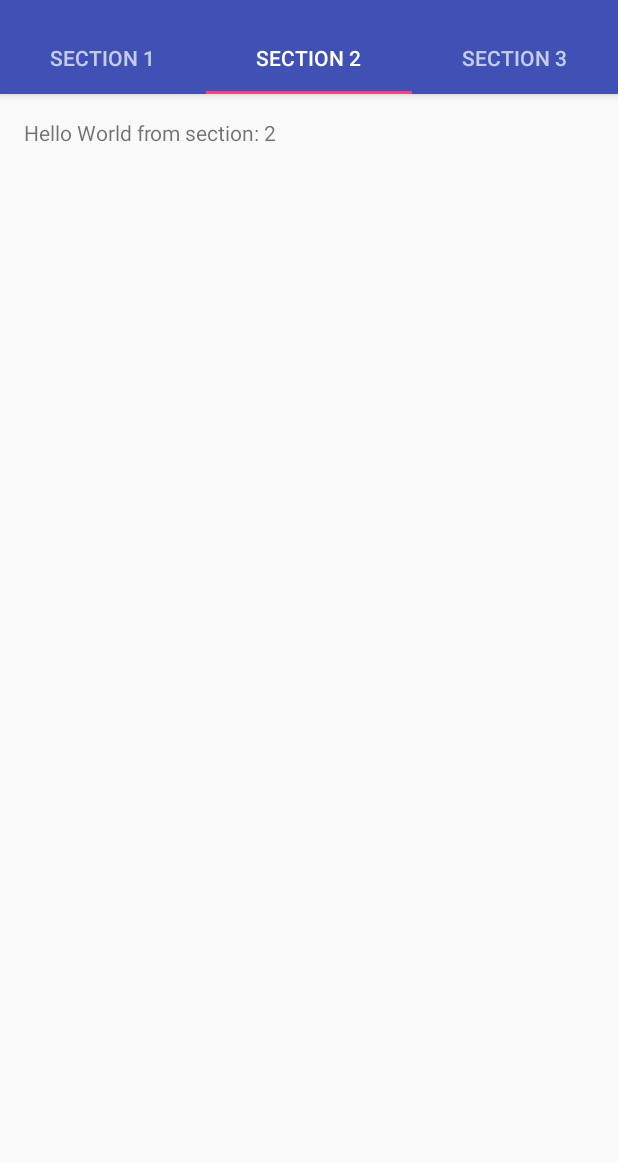
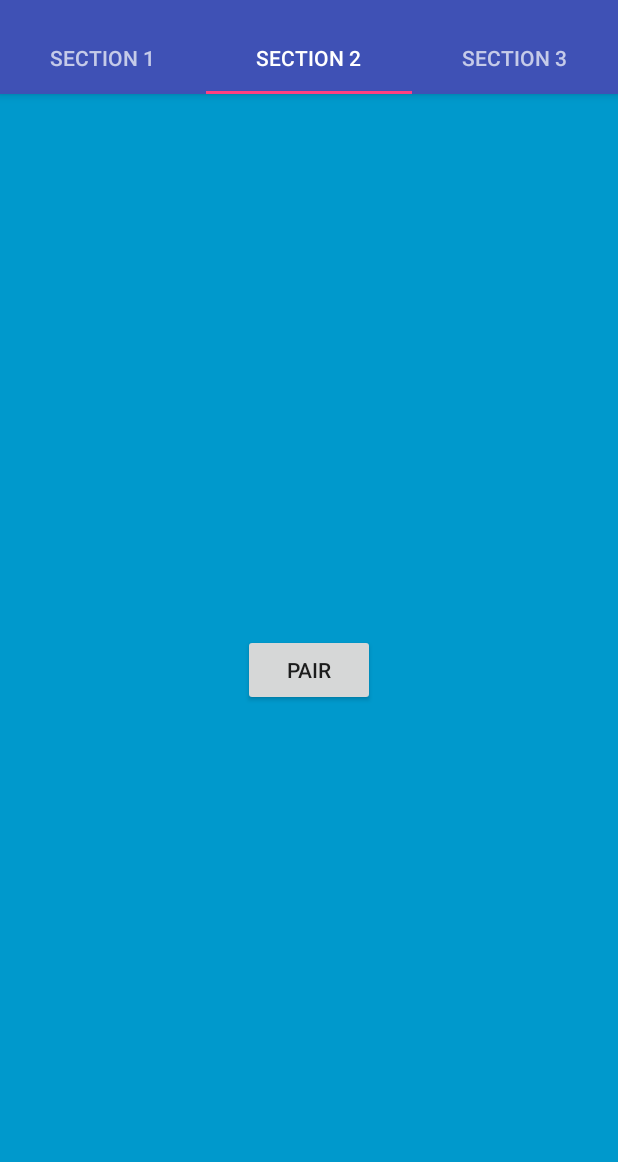
Before and after one commit to App1x/shark_android, an Android app: the screen it shows after launch (MainActivity), tab 2 chosen, on a phone screen of 412 x 824 dp, the part 74-1236 px from its top. Run offline under Robolectric (Android 15) with nearby library versions, the phone set to English and light mode, and no system bars.

Commit message:
putting pair button into fragment

```diff
--- a/app/src/main/java/com/app1x/shark/MainActivity.java
+++ b/app/src/main/java/com/app1x/shark/MainActivity.java
@@ -1,7 +1,15 @@
 package com.app1x.shark;
 
+import android.Manifest;
+import android.bluetooth.BluetoothAdapter;
+import android.bluetooth.BluetoothDevice;
+import android.content.BroadcastReceiver;
+import android.content.Context;
 import android.content.Intent;
+import android.content.IntentFilter;
+import android.net.Uri;
 import android.support.design.widget.TabLayout;
+import android.support.v4.app.ActivityCompat;
 import android.support.v4.util.Pair;
 import android.support.v7.app.AppCompatActivity;
 import android.support.v7.widget.Toolbar;
@@ -11,15 +19,21 @@ import android.support.v4.app.FragmentManager;
 import android.support.v4.app.FragmentPagerAdapter;
 import android.support.v4.view.ViewPager;
 import android.os.Bundle;
+import android.util.Log;
 import android.view.LayoutInflater;
 import android.view.Menu;
 import android.view.MenuItem;
+import android.view.MotionEvent;
 import android.view.View;
 import android.view.ViewGroup;
 
 import android.widget.TextView;
 
-public class MainActivity extends AppCompatActivity {
+import java.util.ArrayList;
+import java.util.List;
+
+public class MainActivity extends AppCompatActivity
+    implements PairFragment.OnFragmentInteractionListener {
 
     /**
      * The {@link android.support.v4.view.PagerAdapter} that will provide
@@ -31,6 +45,44 @@ public class MainActivity extends AppCompatActivity {
      */
     private SectionsPagerAdapter mSectionsPagerAdapter;
 
+    public static final String TAG= "MainActivity";
+    public static final int START_BLUEOOTH= 2;
+    public static final int END_BLUEOOTH= 3;
+    public static final int DISCOVER_BLUEOOTH= 4;
+
+    private List<String> nearbyDevices= new ArrayList<String>();
+    private String mUsername;
+    private String mDeviceId;
+    private int mPartyId;
+
+    // Create a Bluetooth Adapter
+    BluetoothAdapter mAdapter = BluetoothAdapter.getDefaultAdapter();
+
+    // Create a BroadcastReceiver for ACTION_FOUND
+    private final BroadcastReceiver mReceiver = new BroadcastReceiver() {
+        public void onReceive(Context context, Intent intent) {
+            String action = intent.getAction();
+            if (BluetoothAdapter.ACTION_DISCOVERY_STARTED.equals(action)) {
+                nearbyDevices.clear();
+                Log.i(TAG, "Discovery Started");
+            } else if (BluetoothAdapter.ACTION_DISCOVERY_FINISHED.equals(action)) {
+                Log.i(TAG, "Discovery Finished");
+            } else if (BluetoothDevice.ACTION_FOUND.equals(action)) {
+                // Get the BluetoothDevice object from the Intent
+                BluetoothDevice device = intent.getParcelableExtra(BluetoothDevice.EXTRA_DEVICE);
+                // Add the name and address to an array adapter to show in a ListView
+//                            mArrayAdapter.add(device.getName() + "\n" + device.getAddress());
+                nearbyDevices.add(device.getAddress());
+                Log.i(TAG, nearbyDevices.toString());
+
+                Request request= new Request(mUsername, null, mDeviceId, nearbyDevices,
+                        mPartyId);
+                //TODO make http request to send request to server
+                //TODO set party id after request returns
+            }
+        }
+    };
+
     /**
      * The {@link ViewPager} that will host the section contents.
      */
@@ -40,6 +92,8 @@ public class MainActivity extends AppCompatActivity {
     protected void onCreate(Bundle savedInstanceState) {
         super.onCreate(savedInstanceState);
         setContentView(R.layout.activity_main);
+
+        Log.i(TAG, "oncreate");
 
         Toolbar toolbar = (Toolbar) findViewById(R.id.toolbar);
         setSupportActionBar(toolbar);
@@ -63,12 +117,18 @@ public class MainActivity extends AppCompatActivity {
 //          }
 //      });
 
+        // get bluetooth permissions and set onclicklistener for pair button
+        int MY_PERMISSIONS_REQUEST_ACCESS_FINE_LOCATION = 1;
+        ActivityCompat.requestPermissions(this,
+                new String[]{Manifest.permission.ACCESS_FINE_LOCATION},
+                MY_PERMISSIONS_REQUEST_ACCESS_FINE_LOCATION);
     }
 
 
     @Override
     public boolean onCreateOptionsMenu(Menu menu) {
         // Inflate the menu; this adds items to the action bar if it is present.
+        Log.i(TAG, "create_options_menu");
         getMenuInflater().inflate(R.menu.menu_main, menu);
         return true;
     }
@@ -92,8 +152,6 @@ public class MainActivity extends AppCompatActivity {
     }
 
 
-
-
     /**
      * A {@link FragmentPagerAdapter} that returns a fragment corresponding to
      * one of the sections/tabs/pages.
@@ -108,7 +166,12 @@ public class MainActivity extends AppCompatActivity {
         public Fragment getItem(int position) {
             // getItem is called to instantiate the fragment for the given page.
             // Return a PlaceholderFragment (defined as a static inner class below).
-            return PlaceholderFragment.newInstance(position + 1);
+            if (position==1) {
+                return PairFragment.newInstance(mUsername, mDeviceId, mPartyId);
+//                return PlaceholderFragment.newInstance(position + 1);
+            } else {
+                return PlaceholderFragment.newInstance(position + 1);
+            }
         }
 
         @Override
@@ -128,6 +191,34 @@ public class MainActivity extends AppCompatActivity {
                     return "SECTION 3";
             }
             return null;
+        }
+    }
+
+    public void startBluetooth() {
+        // Register the BroadcastReceiver
+        IntentFilter filter = new IntentFilter();
+        filter.addAction(BluetoothDevice.ACTION_FOUND);
+        filter.addAction(BluetoothAdapter.ACTION_DISCOVERY_STARTED);
+        filter.addAction(BluetoothAdapter.ACTION_DISCOVERY_FINISHED);
+        registerReceiver(mReceiver, filter); // Don't forget to unregister during onDestroy
+    }
+
+    public void endBluetooth() {
+        // Unregister the BroadcastReceiver
+        unregisterReceiver(mReceiver);
+    }
+
+    public void onFragmentInteraction(int message) {
+
+        if (message==START_BLUEOOTH) {
+            startBluetooth();
+        } else if (message==END_BLUEOOTH) {
+            endBluetooth();
+        } else if (message==DISCOVER_BLUEOOTH) {
+            Log.i(TAG + "fds", nearbyDevices.toString());
+
+            mAdapter.startDiscovery();
+            //        return true;
         }
     }
 
--- /dev/null
+++ b/app/src/main/java/com/app1x/shark/PairFragment.java
@@ -0,0 +1,179 @@
+package com.app1x.shark;
+
+import android.Manifest;
+import android.bluetooth.BluetoothAdapter;
+import android.bluetooth.BluetoothDevice;
+import android.content.BroadcastReceiver;
+import android.content.Context;
+import android.content.Intent;
+import android.net.Uri;
+import android.os.Bundle;
+import android.support.v4.app.ActivityCompat;
+import android.support.v4.app.Fragment;
+import android.util.Log;
+import android.view.LayoutInflater;
+import android.view.MotionEvent;
+import android.view.View;
+import android.view.ViewGroup;
+
+import java.util.ArrayList;
+import java.util.List;
+
+
+/**
+ * A simple {@link Fragment} subclass.
+ * Activities that contain this fragment must implement the
+ * {@link PairFragment.OnFragmentInteractionListener} interface
+ * to handle interaction events.
+ * Use the {@link PairFragment#newInstance} factory method to
+ * create an instance of this fragment.
+ */
+public class PairFragment extends Fragment {
+//     TODO: Rename parameter arguments, choose names that match
+    // the fragment initialization parameters, e.g. ARG_ITEM_NUMBER
+    private static final String NEARBY = "nearbyDevices";
+    private static final String USERNAME = "username";
+    private static final String DEVICEID = "deviceID";
+    private static final String PARTYID = "partyID";
+
+    //Parameters
+    public static final String TAG= "PairFragment";
+
+    private List<String> nearbyDevices= new ArrayList<String>();
+    private String mUsername;
+    private String mDeviceId;
+    private int mPartyId;
+
+    private OnFragmentInteractionListener mListener;
+
+//    // Create a Bluetooth Adapter
+//    BluetoothAdapter mAdapter = BluetoothAdapter.getDefaultAdapter();
+//
+//    // Create a BroadcastReceiver for ACTION_FOUND
+//    private final BroadcastReceiver mReceiver = new BroadcastReceiver() {
+//        public void onReceive(Context context, Intent intent) {
+//            String action = intent.getAction();
+//            if (BluetoothAdapter.ACTION_DISCOVERY_STARTED.equals(action)) {
+//                nearbyDevices.clear();
+//                Log.i(TAG, "Discovery Started");
+//            } else if (BluetoothAdapter.ACTION_DISCOVERY_FINISHED.equals(action)) {
+//                Log.i(TAG, "Discovery Finished");
+//            } else if (BluetoothDevice.ACTION_FOUND.equals(action)) {
+//                // Get the BluetoothDevice object from the Intent
+//                BluetoothDevice device = intent.getParcelableExtra(BluetoothDevice.EXTRA_DEVICE);
+//                // Add the name and address to an array adapter to show in a ListView
+////                            mArrayAdapter.add(device.getName() + "\n" + device.getAddress());
+//                nearbyDevices.add(device.getAddress());
+//                Log.i(TAG, nearbyDevices.toString());
+//
+//                Request request= new Request(mUsername, null, mDeviceId, nearbyDevices,
+//                        mPartyId);
+//                //TODO make http request to send request to server
+//                //TODO set party id after request returns
+//            }
+//        }
+//    };
+
+    public PairFragment() {
+        // Required empty public constructor
+    }
+
+    /**
+     * Use this factory method to create a new instance of
+     * this fragment using the provided parameters.
+     *
+     * @param param1 Parameter 1.
+     * @param param2 Parameter 2.
+     * @return A new instance of fragment PairFragment.
+     */
+    public static PairFragment newInstance(String username, String deviceID, int partyID) {
+        PairFragment fragment = new PairFragment();
+        Bundle args = new Bundle();
+        args.putString(USERNAME, username);
+        args.putString(DEVICEID, deviceID);
+        args.putInt(PARTYID, partyID);
+
+        return fragment;
+    }
+
+    @Override
+    public void onCreate(Bundle savedInstanceState) {
+        super.onCreate(savedInstanceState);
+        if (getArguments() != null) {
+            mUsername = getArguments().getString(USERNAME);
+            mDeviceId = getArguments().getString(DEVICEID);
+            mPartyId = getArguments().getInt(PARTYID);
+        }
+    }
+
+    @Override
+    public View onCreateView(LayoutInflater inflater, ViewGroup container,
+                             Bundle savedInstanceState) {
+
+        // Inflate the layout for this fragment
+        return inflater.inflate(R.layout.fragment_pair, container, false);
+    }
+
+    // TODO: Rename method, update argument and hook method into UI event
+    public void onPairButtonPressed() {
+        Log.i(TAG, "onButtonPressed");
+        if (mListener != null) {
+            mListener.onFragmentInteraction(MainActivity.DISCOVER_BLUEOOTH);
+        }
+    }
+
+    @Override
+    public void onAttach(Context context) {
+        super.onAttach(context);
+        if (context instanceof OnFragmentInteractionListener) {
+            mListener = (OnFragmentInteractionListener) context;
+        } else {
+            Log.i(TAG, "djfy");
+            throw new RuntimeException(context.toString()
+                    + " must implement OnFragmentInteractionListener");
+        }
+    }
+
+    @Override
+    public void onResume() {
+        super.onResume();
+
+        mListener.onFragmentInteraction(MainActivity.START_BLUEOOTH);
+
+        getView().findViewById(R.id.pairButton).setOnTouchListener(new View.OnTouchListener() {
+            @Override
+            public boolean onTouch(View v, MotionEvent event) {
+                onPairButtonPressed();
+                return true;
+            }
+        });
+    }
+
+    @Override
+    public void onPause() {
+        super.onPause();
+
+        mListener.onFragmentInteraction(MainActivity.END_BLUEOOTH);
+    }
+
+    @Override
+    public void onDetach() {
+        super.onDetach();
+        mListener = null;
+    }
+
+    /**
+     * This interface must be implemented by activities that contain this
+     * fragment to allow an interaction in this fragment to be communicated
+     * to the activity and potentially other fragments contained in that
+     * activity.
+     * <p>
+     * See the Android Training lesson <a href=
+     * "http://developer.android.com/training/basics/fragments/communicating.html"
+     * >Communicating with Other Fragments</a> for more information.
+     */
+    public interface OnFragmentInteractionListener {
+        // TODO: Update argument type and name
+        void onFragmentInteraction(int message);
+    }
+}
--- /dev/null
+++ b/app/src/main/res/layout/fragment_pair.xml
@@ -0,0 +1,21 @@
+<FrameLayout xmlns:android="http://schemas.android.com/apk/res/android"
+             xmlns:tools="http://schemas.android.com/tools"
+             android:layout_width="match_parent"
+             android:layout_height="match_parent"
+             android:background="#0099cc"
+             tools:context="com.app1x.shark.PairActivity">
+
+    <!-- The primary full-screen view. This can be replaced with whatever view
+         is needed to present your content, e.g. VideoView, SurfaceView,
+         TextureView, etc. -->
+
+    <!-- This FrameLayout insets its children based on system windows using
+         android:fitsSystemWindows. -->
+    <Button
+        android:layout_width="wrap_content"
+        android:layout_height="wrap_content"
+        android:text="Pair"
+        android:id="@+id/pairButton"
+        android:layout_gravity="center"/>
+
+</FrameLayout>
--- a/app/src/main/res/values/strings.xml
+++ b/app/src/main/res/values/strings.xml
@@ -5,4 +5,7 @@
 
     <string name="title_activity_pair">PairActivity</string>
     <string name="action_pair">Pair</string>
+
+    <!-- TODO: Remove or change this placeholder text -->
+    <string name="hello_blank_fragment">Hello blank fragment</string>
 </resources>
```
